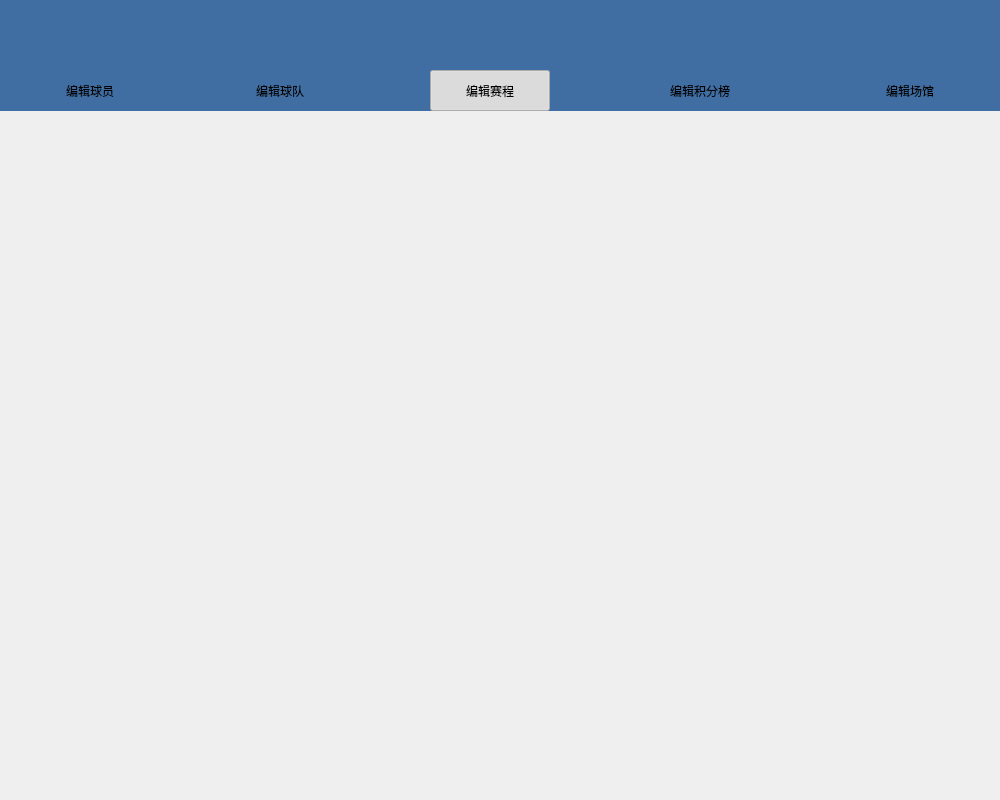
First picture: the form in managerwindow.ui, repository Ozal220/WorldCupManagerSystem, before the edit.
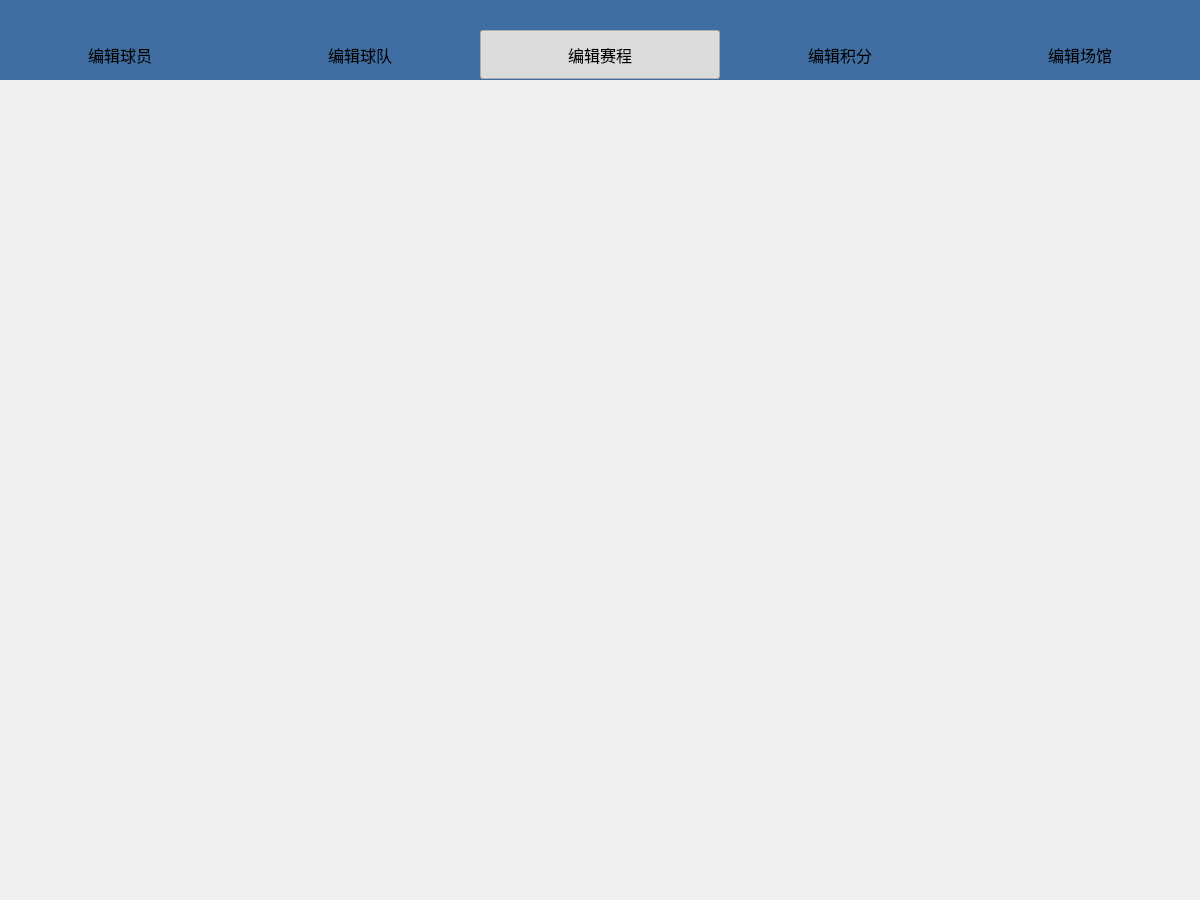
Second picture: the form after the edit. Icons and pictures are not drawn.

Patch:
```diff
--- a/managerwindow.ui
+++ b/managerwindow.ui
@@ -6,8 +6,8 @@
    <rect>
     <x>0</x>
     <y>0</y>
-    <width>1000</width>
-    <height>800</height>
+    <width>1200</width>
+    <height>900</height>
    </rect>
   </property>
   <property name="windowTitle">
@@ -32,8 +32,8 @@
      <rect>
       <x>0</x>
       <y>0</y>
-      <width>1011</width>
-      <height>111</height>
+      <width>1200</width>
+      <height>80</height>
      </rect>
     </property>
     <property name="styleSheet">
@@ -43,23 +43,108 @@
      <string/>
     </property>
    </widget>
-   <widget class="QPushButton" name="score">
+   <widget class="QStackedWidget" name="pStackedWidget">
     <property name="geometry">
      <rect>
-      <x>640</x>
-      <y>70</y>
-      <width>120</width>
-      <height>41</height>
+      <x>9</x>
+      <y>88</y>
+      <width>1180</width>
+      <height>801</height>
      </rect>
     </property>
+   </widget>
+   <widget class="QPushButton" name="playerButton">
+    <property name="geometry">
+     <rect>
+      <x>0</x>
+      <y>30</y>
+      <width>240</width>
+      <height>49</height>
+     </rect>
+    </property>
+    <property name="sizePolicy">
+     <sizepolicy hsizetype="Minimum" vsizetype="Ignored">
+      <horstretch>0</horstretch>
+      <verstretch>0</verstretch>
+     </sizepolicy>
+    </property>
+    <property name="baseSize">
+     <size>
+      <width>121</width>
+      <height>49</height>
+     </size>
+    </property>
+    <property name="font">
+     <font>
+      <family>黑体</family>
+      <pointsize>12</pointsize>
+     </font>
+    </property>
     <property name="cursor">
      <cursorShape>PointingHandCursor</cursorShape>
     </property>
-    <property name="styleSheet">
-     <string notr="true"/>
+    <property name="text">
+     <string>编辑球员</string>
     </property>
+    <property name="icon">
+     <iconset resource="resourse.qrc">
+      <normaloff>:/new/prefix1/icons8-soccer-48.png</normaloff>:/new/prefix1/icons8-soccer-48.png</iconset>
+    </property>
+    <property name="iconSize">
+     <size>
+      <width>40</width>
+      <height>40</height>
+     </size>
+    </property>
+    <property name="checkable">
+     <bool>true</bool>
+    </property>
+    <property name="flat">
+     <bool>true</bool>
+    </property>
+   </widget>
+   <widget class="QPushButton" name="teamButton">
+    <property name="geometry">
+     <rect>
+      <x>240</x>
+      <y>30</y>
+      <width>240</width>
+      <height>49</height>
+     </rect>
+    </property>
+    <property name="sizePolicy">
+     <sizepolicy hsizetype="Minimum" vsizetype="Ignored">
+      <horstretch>0</horstretch>
+      <verstretch>0</verstretch>
+     </sizepolicy>
+    </property>
+    <property name="baseSize">
+     <size>
+      <width>1</width>
+      <height>0</height>
+     </size>
+    </property>
+    <property name="font">
+     <font>
+      <family>黑体</family>
+      <pointsize>12</pointsize>
+     </font>
+    </property>
+    <property name="cursor">
+     <cursorShape>PointingHandCursor</cursorShape>
+    </property>
     <property name="text">
-     <string>编辑积分榜</string>
+     <string>编辑球队</string>
+    </property>
+    <property name="icon">
+     <iconset resource="resourse.qrc">
+      <normaloff>:/new/prefix1/icons8-user-groups-filled-50.png</normaloff>:/new/prefix1/icons8-user-groups-filled-50.png</iconset>
+    </property>
+    <property name="iconSize">
+     <size>
+      <width>40</width>
+      <height>40</height>
+     </size>
     </property>
     <property name="checkable">
      <bool>true</bool>
@@ -71,12 +156,24 @@
    <widget class="QPushButton" name="matchDays">
     <property name="geometry">
      <rect>
-      <x>430</x>
-      <y>70</y>
-      <width>120</width>
-      <height>41</height>
+      <x>480</x>
+      <y>30</y>
+      <width>240</width>
+      <height>49</height>
      </rect>
     </property>
+    <property name="sizePolicy">
+     <sizepolicy hsizetype="Minimum" vsizetype="Ignored">
+      <horstretch>0</horstretch>
+      <verstretch>0</verstretch>
+     </sizepolicy>
+    </property>
+    <property name="font">
+     <font>
+      <family>黑体</family>
+      <pointsize>12</pointsize>
+     </font>
+    </property>
     <property name="cursor">
      <cursorShape>PointingHandCursor</cursorShape>
     </property>
@@ -94,7 +191,13 @@
     </property>
     <property name="icon">
      <iconset resource="resourse.qrc">
-      <normaloff>:/new/prefix1/icon.ico</normaloff>:/new/prefix1/icon.ico</iconset>
+      <normaloff>:/new/prefix1/icons8-stadium-48.png</normaloff>:/new/prefix1/icons8-stadium-48.png</iconset>
+    </property>
+    <property name="iconSize">
+     <size>
+      <width>40</width>
+      <height>40</height>
+     </size>
     </property>
     <property name="checkable">
      <bool>true</bool>
@@ -112,40 +215,40 @@
    <widget class="QPushButton" name="stadiumButton">
     <property name="geometry">
      <rect>
-      <x>850</x>
-      <y>70</y>
-      <width>120</width>
-      <height>41</height>
+      <x>960</x>
+      <y>30</y>
+      <width>240</width>
+      <height>49</height>
      </rect>
     </property>
+    <property name="sizePolicy">
+     <sizepolicy hsizetype="Minimum" vsizetype="Ignored">
+      <horstretch>0</horstretch>
+      <verstretch>0</verstretch>
+     </sizepolicy>
+    </property>
+    <property name="font">
+     <font>
+      <family>黑体</family>
+      <pointsize>12</pointsize>
+     </font>
+    </property>
     <property name="cursor">
      <cursorShape>PointingHandCursor</cursorShape>
     </property>
     <property name="text">
      <string>编辑场馆</string>
     </property>
-    <property name="checkable">
-     <bool>true</bool>
+    <property name="icon">
+     <iconset resource="resourse.qrc">
+      <normaloff>:/new/prefix1/icons8-performance-48.png</normaloff>:/new/prefix1/icons8-performance-48.png</iconset>
     </property>
-    <property name="flat">
-     <bool>true</bool>
+    <property name="iconSize">
+     <size>
+      <width>40</width>
+      <height>40</height>
+     </size>
     </property>
-   </widget>
-   <widget class="QPushButton" name="playerButton">
-    <property name="geometry">
-     <rect>
-      <x>30</x>
-      <y>70</y>
-      <width>120</width>
-      <height>41</height>
-     </rect>
-    </property>
-    <property name="cursor">
-     <cursorShape>PointingHandCursor</cursorShape>
-    </property>
-    <property name="text">
-     <string>编辑球员</string>
-    </property>
     <property name="checkable">
      <bool>true</bool>
     </property>
@@ -153,21 +256,46 @@
      <bool>true</bool>
     </property>
    </widget>
-   <widget class="QPushButton" name="teamButton">
+   <widget class="QPushButton" name="score">
     <property name="geometry">
      <rect>
-      <x>220</x>
-      <y>70</y>
-      <width>120</width>
-      <height>41</height>
+      <x>720</x>
+      <y>30</y>
+      <width>240</width>
+      <height>49</height>
      </rect>
     </property>
+    <property name="sizePolicy">
+     <sizepolicy hsizetype="Minimum" vsizetype="Ignored">
+      <horstretch>0</horstretch>
+      <verstretch>0</verstretch>
+     </sizepolicy>
+    </property>
+    <property name="font">
+     <font>
+      <family>黑体</family>
+      <pointsize>12</pointsize>
+     </font>
+    </property>
     <property name="cursor">
      <cursorShape>PointingHandCursor</cursorShape>
     </property>
+    <property name="styleSheet">
+     <string notr="true"/>
+    </property>
     <property name="text">
-     <string>编辑球队</string>
+     <string>编辑积分</string>
     </property>
+    <property name="icon">
+     <iconset resource="resourse.qrc">
+      <normaloff>:/new/prefix1/icons8-scoreboard-48.png</normaloff>:/new/prefix1/icons8-scoreboard-48.png</iconset>
+    </property>
+    <property name="iconSize">
+     <size>
+      <width>40</width>
+      <height>40</height>
+     </size>
+    </property>
     <property name="checkable">
      <bool>true</bool>
     </property>
@@ -175,16 +303,6 @@
      <bool>true</bool>
     </property>
    </widget>
-   <widget class="QStackedWidget" name="pStackedWidget">
-    <property name="geometry">
-     <rect>
-      <x>9</x>
-      <y>119</y>
-      <width>981</width>
-      <height>671</height>
-     </rect>
-    </property>
-   </widget>
   </widget>
  </widget>
  <resources>
```
